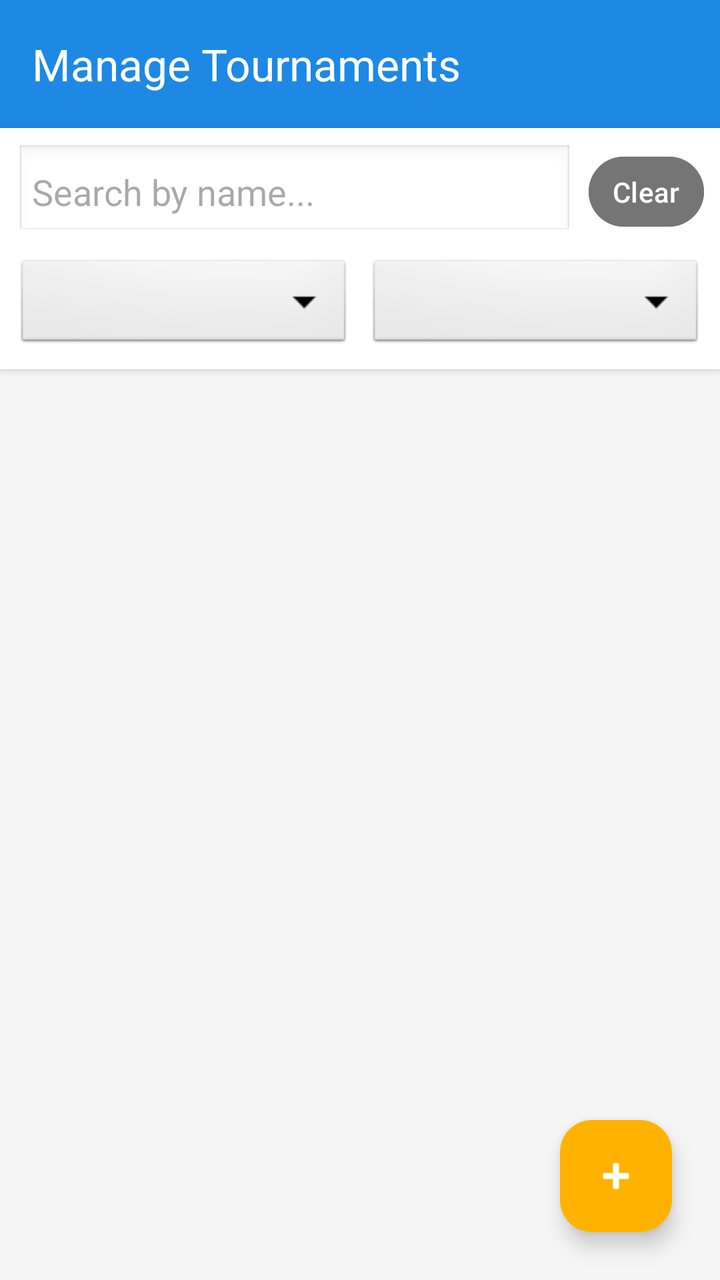
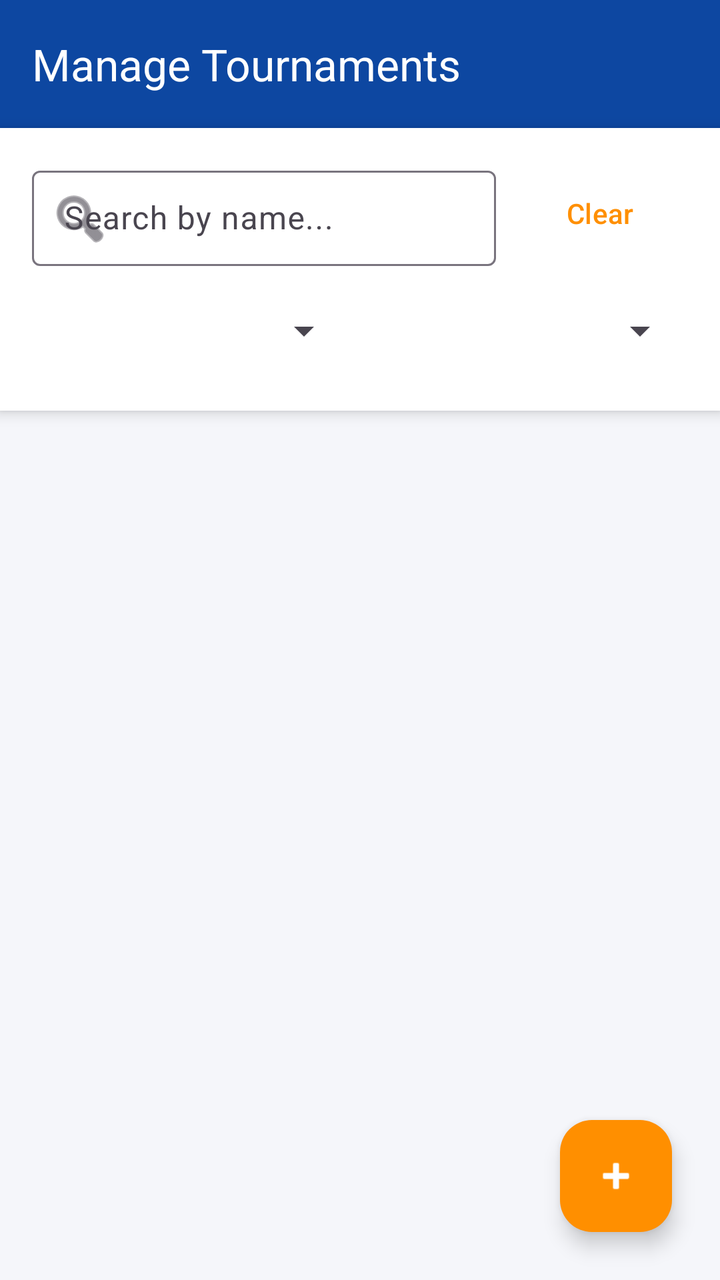

An Android layout rendered at two revisions. The XML below is the earlier revision; the diff shows what the commit changed to produce the second picture.
<!-- AndroidManifest.xml: application theme Theme.SPORTSHUB -->
<!-- res/layout/activity_admin_tournament_list.xml -->
<?xml version="1.0" encoding="utf-8"?>
<androidx.constraintlayout.widget.ConstraintLayout xmlns:android="http://schemas.android.com/apk/res/android"
    xmlns:app="http://schemas.android.com/apk/res-auto"
    android:layout_width="match_parent"
    android:layout_height="match_parent"
    android:background="@color/background">

    <androidx.appcompat.widget.Toolbar
        android:id="@+id/toolbarAdminList"
        android:layout_width="match_parent"
        android:layout_height="?attr/actionBarSize"
        android:background="@color/primary"
        android:theme="@style/ThemeOverlay.AppCompat.Dark.ActionBar"
        app:popupTheme="@style/ThemeOverlay.AppCompat.Light"
        app:title="Manage Tournaments"
        app:titleTextColor="@color/white"
        app:layout_constraintTop_toTopOf="parent" />

    <LinearLayout
        android:id="@+id/layoutAdminFilters"
        android:layout_width="match_parent"
        android:layout_height="wrap_content"
        android:orientation="vertical"
        android:padding="8dp"
        android:background="@color/white"
        android:elevation="2dp"
        app:layout_constraintTop_toBottomOf="@id/toolbarAdminList">

        <LinearLayout
            android:layout_width="match_parent"
            android:layout_height="wrap_content"
            android:orientation="horizontal"
            android:gravity="center_vertical">

            <EditText
                android:id="@+id/etAdminSearch"
                android:layout_width="0dp"
                android:layout_height="wrap_content"
                android:layout_weight="1"
                android:hint="Search by name..."
                android:inputType="text"
                android:maxLines="1"
                android:background="@android:drawable/edit_text"
                android:padding="8dp"
                android:layout_marginEnd="8dp"/>

            <Button
                android:id="@+id/btnAdminClearFilters"
                android:layout_width="wrap_content"
                android:layout_height="wrap_content"
                android:text="Clear"
                android:minHeight="0dp"
                android:minWidth="0dp"
                android:paddingHorizontal="12dp"
                android:paddingVertical="8dp"
                android:backgroundTint="@color/text_secondary"
                android:textColor="@color/white" />
        </LinearLayout>

        <LinearLayout
            android:layout_width="match_parent"
            android:layout_height="wrap_content"
            android:orientation="horizontal"
            android:layout_marginTop="8dp">

            <Spinner
                android:id="@+id/spnAdminSportFilter"
                android:layout_width="0dp"
                android:layout_height="wrap_content"
                android:layout_weight="1"
                android:background="@android:drawable/btn_dropdown"
                android:layout_marginEnd="4dp" />

            <Spinner
                android:id="@+id/spnAdminStatusFilter"
                android:layout_width="0dp"
                android:layout_height="wrap_content"
                android:layout_weight="1"
                android:background="@android:drawable/btn_dropdown"
                android:layout_marginStart="4dp" />
        </LinearLayout>
    </LinearLayout>

    <TextView
        android:id="@+id/tvEmptyState"
        android:layout_width="wrap_content"
        android:layout_height="wrap_content"
        android:text="No tournaments found."
        android:textColor="@color/text_secondary"
        android:textSize="16sp"
        android:visibility="gone"
        app:layout_constraintBottom_toBottomOf="parent"
        app:layout_constraintEnd_toEndOf="parent"
        app:layout_constraintStart_toStartOf="parent"
        app:layout_constraintTop_toBottomOf="@id/layoutAdminFilters" />

    <ListView
        android:id="@+id/lvAdminTournaments"
        android:layout_width="0dp"
        android:layout_height="0dp"
        android:divider="@android:color/transparent"
        android:dividerHeight="0dp"
        app:layout_constraintBottom_toBottomOf="parent"
        app:layout_constraintEnd_toEndOf="parent"
        app:layout_constraintStart_toStartOf="parent"
        app:layout_constraintTop_toBottomOf="@id/layoutAdminFilters" />

    <com.google.android.material.floatingactionbutton.FloatingActionButton
        android:id="@+id/fabAddTournament"
        android:layout_width="wrap_content"
        android:layout_height="wrap_content"
        android:layout_margin="24dp"
        android:contentDescription="Add Tournament"
        android:src="@android:drawable/ic_input_add"
        app:backgroundTint="@color/secondary"
        app:layout_constraintBottom_toBottomOf="parent"
        app:layout_constraintEnd_toEndOf="parent"
        app:tint="@color/white" />

</androidx.constraintlayout.widget.ConstraintLayout>
<!-- resources referenced by this layout -->
<resources>
  <color name="background">#F5F5F5</color>
  <color name="primary">#1E88E5</color>
  <color name="secondary">#FFB300</color>
  <color name="text_secondary">#757575</color>
  <color name="white">#FFFFFFFF</color>
  <style name="Theme.SPORTSHUB" parent="Base.Theme.SPORTSHUB" />
  <style name="Base.Theme.SPORTSHUB" parent="Theme.Material3.DayNight.NoActionBar">
          
          
      </style>
</resources>

<!-- the commit's change to res/layout/activity_admin_tournament_list.xml (unified diff, before → after) -->
@@ -3,17 +3,17 @@
     xmlns:app="http://schemas.android.com/apk/res-auto"
     android:layout_width="match_parent"
     android:layout_height="match_parent"
-    android:background="@color/background">
+    android:background="?android:attr/colorBackground">
 
     <androidx.appcompat.widget.Toolbar
         android:id="@+id/toolbarAdminList"
         android:layout_width="match_parent"
         android:layout_height="?attr/actionBarSize"
-        android:background="@color/primary"
+        android:background="?attr/colorPrimary"
         android:theme="@style/ThemeOverlay.AppCompat.Dark.ActionBar"
         app:popupTheme="@style/ThemeOverlay.AppCompat.Light"
         app:title="Manage Tournaments"
-        app:titleTextColor="@color/white"
+        app:titleTextColor="?attr/colorOnPrimary"
         app:layout_constraintTop_toTopOf="parent" />
 
     <LinearLayout
@@ -21,62 +21,62 @@
         android:layout_width="match_parent"
         android:layout_height="wrap_content"
         android:orientation="vertical"
-        android:padding="8dp"
-        android:background="@color/white"
-        android:elevation="2dp"
+        android:padding="16dp"
+        android:background="?attr/colorSurface"
+        android:elevation="4dp"
         app:layout_constraintTop_toBottomOf="@id/toolbarAdminList">
 
         <LinearLayout
             android:layout_width="match_parent"
             android:layout_height="wrap_content"
             android:orientation="horizontal"
-            android:gravity="center_vertical">
+            android:gravity="center_vertical"
+            android:layout_marginBottom="8dp">
 
-            <EditText
-                android:id="@+id/etAdminSearch"
+            <com.google.android.material.textfield.TextInputLayout
+                android:id="@+id/tilAdminSearch"
+                style="@style/Widget.Material3.TextInputLayout.OutlinedBox.Dense"
                 android:layout_width="0dp"
                 android:layout_height="wrap_content"
                 android:layout_weight="1"
                 android:hint="Search by name..."
-                android:inputType="text"
-                android:maxLines="1"
-                android:background="@android:drawable/edit_text"
-                android:padding="8dp"
-                android:layout_marginEnd="8dp"/>
+                app:startIconDrawable="@android:drawable/ic_menu_search"
+                android:layout_marginEnd="8dp">
 
-            <Button
+                <com.google.android.material.textfield.TextInputEditText
+                    android:id="@+id/etAdminSearch"
+                    android:layout_width="match_parent"
+                    android:layout_height="wrap_content"
+                    android:inputType="text"
+                    android:maxLines="1" />
+            </com.google.android.material.textfield.TextInputLayout>
+
+            <com.google.android.material.button.MaterialButton
                 android:id="@+id/btnAdminClearFilters"
+                style="@style/Widget.Material3.Button.TextButton"
                 android:layout_width="wrap_content"
                 android:layout_height="wrap_content"
                 android:text="Clear"
-                android:minHeight="0dp"
-                android:minWidth="0dp"
-                android:paddingHorizontal="12dp"
-                android:paddingVertical="8dp"
-                android:backgroundTint="@color/text_secondary"
-                android:textColor="@color/white" />
+                android:textColor="?attr/colorSecondary" />
         </LinearLayout>
 
         <LinearLayout
             android:layout_width="match_parent"
             android:layout_height="wrap_content"
-            android:orientation="horizontal"
-            android:layout_marginTop="8dp">
+            android:orientation="horizontal">
 
             <Spinner
                 android:id="@+id/spnAdminSportFilter"
                 android:layout_width="0dp"
-                android:layout_height="wrap_content"
+                android:layout_height="48dp"
                 android:layout_weight="1"
-                android:background="@android:drawable/btn_dropdown"
                 android:layout_marginEnd="4dp" />
 
             <Spinner
                 android:id="@+id/spnAdminStatusFilter"
                 android:layout_width="0dp"
-                android:layout_height="wrap_content"
+                android:layout_height="48dp"
                 android:layout_weight="1"
-                android:background="@android:drawable/btn_dropdown"
                 android:layout_marginStart="4dp" />
         </LinearLayout>
     </LinearLayout>
@@ -86,8 +86,12 @@
         android:layout_width="wrap_content"
         android:layout_height="wrap_content"
         android:text="No tournaments found."
-        android:textColor="@color/text_secondary"
-        android:textSize="16sp"
+        android:textColor="?android:attr/textColorSecondary"
+        android:textAppearance="?attr/textAppearanceBodyLarge"
+        android:gravity="center"
+        android:drawableTop="@drawable/ic_dash_tournament"
+        app:drawableTint="?attr/colorSecondary"
+        android:drawablePadding="8dp"
         android:visibility="gone"
         app:layout_constraintBottom_toBottomOf="parent"
         app:layout_constraintEnd_toEndOf="parent"
@@ -100,6 +104,8 @@
         android:layout_height="0dp"
         android:divider="@android:color/transparent"
         android:dividerHeight="0dp"
+        android:paddingTop="8dp"
+        android:clipToPadding="false"
         app:layout_constraintBottom_toBottomOf="parent"
         app:layout_constraintEnd_toEndOf="parent"
         app:layout_constraintStart_toStartOf="parent"
@@ -112,9 +118,9 @@
         android:layout_margin="24dp"
         android:contentDescription="Add Tournament"
         android:src="@android:drawable/ic_input_add"
-        app:backgroundTint="@color/secondary"
+        app:backgroundTint="?attr/colorSecondary"
+        app:tint="?attr/colorSurface"
         app:layout_constraintBottom_toBottomOf="parent"
-        app:layout_constraintEnd_toEndOf="parent"
-        app:tint="@color/white" />
+        app:layout_constraintEnd_toEndOf="parent" />
 
 </androidx.constraintlayout.widget.ConstraintLayout>
<!-- resource entries referenced after the edit -->
@@ -1,14 +1,31 @@
 <!-- resources referenced by this layout -->
 <resources>
-  <color name="background">#F5F5F5</color>
-  <color name="primary">#1E88E5</color>
-  <color name="secondary">#FFB300</color>
-  <color name="text_secondary">#757575</color>
-  <color name="white">#FFFFFFFF</color>
+  <!-- drawable ic_dash_tournament (drawable) -->
+  <vector xmlns:android="http://schemas.android.com/apk/res/android"
+      android:width="24dp"
+      android:height="24dp"
+      android:viewportWidth="24"
+      android:viewportHeight="24">
+      <path
+          android:fillColor="#FFFFFFFF"
+          android:pathData="M19,5h-2V3H7v2H5C3.9,5 3,5.9 3,7v1c0,2.55 1.92,4.63 4.39,4.94c0.63,1.5 1.98,2.63 3.61,2.96V19H7v2h10v-2h-4v-3.1c1.63,-0.33 2.98,-1.46 3.61,-2.96C19.08,12.63 21,10.55 21,8V7C21,5.9 20.1,5 19,5zM5,8V7h2v3.82C5.84,10.4 5,9.3 5,8zM19,8c0,1.3 -0.84,2.4 -2,2.82V7h2V8z" />
+  </vector>
+  <color name="background">#F5F6FA</color>
+  <color name="surface">#FFFFFF</color>
+  <color name="primary">#0D47A1</color>
+  <color name="text_on_primary">#FFFFFF</color>
+  <color name="primary_dark">#002171</color>
+  <color name="secondary">#FF8F00</color>
+  <color name="error">#B00020</color>
   <style name="Theme.SPORTSHUB" parent="Base.Theme.SPORTSHUB" />
   <style name="Base.Theme.SPORTSHUB" parent="Theme.Material3.DayNight.NoActionBar">
-          
-          
+          <item name="colorPrimary">@color/primary</item>
+          <item name="colorOnPrimary">@color/text_on_primary</item>
+          <item name="colorPrimaryDark">@color/primary_dark</item>
+          <item name="colorSecondary">@color/secondary</item>
+          <item name="colorError">@color/error</item>
+          <item name="android:colorBackground">@color/background</item>
+          <item name="colorSurface">@color/surface</item>
       </style>
 </resources>
 
